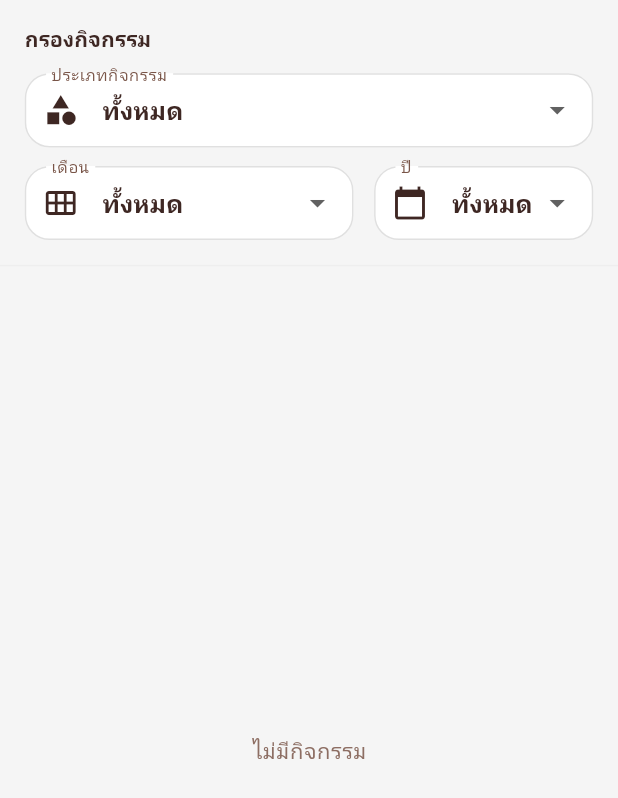
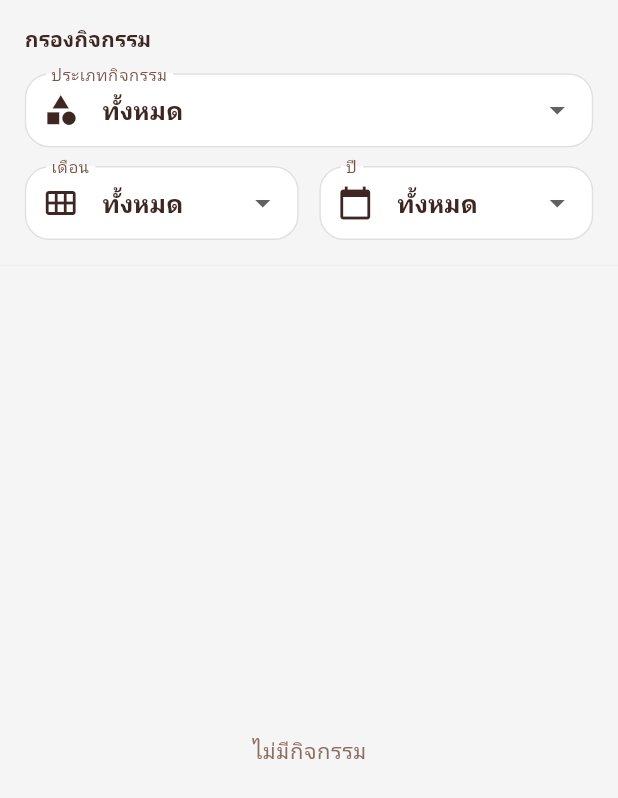
Before and after one commit to pawarit-ming/thai-cattle-passport, a Flutter app: the ActivityTab widget shown alone on an empty page, opened directly with empty values, on a phone screen of 412 x 824 dp. Shown: the top 798 px of the screen. Run offline on Flutter 3.47's test engine with Material 3 defaults, Android fonts, the light colour scheme and no system bars; our stand-ins replace camera, flutter_riverpod, flutter_screenutil, geolocator, go_router, google_fonts and 6 more; missing offline and left inert: mobile_scanner; accounts and stored records are empty; Roboto replaces fonts that are missing (Prompt).

Commit message:
Show farm province in location; add VIEW intent
Build a combined location string for market items using farm_name and province (falls back to origin or a default Thai label) and use it for MarketItem.location. Include province in the farms query to fetch that data. Tweak month/year dropdown layout by reducing their flex values to prevent overflow. Also add an AndroidManifest VIEW intent for https and fix the PROCESS_TEXT intent block formatting.

```diff
--- a/lib/ui/screens/cow_detail/tabs/activity/activity_tab.dart
+++ b/lib/ui/screens/cow_detail/tabs/activity/activity_tab.dart
@@ -130,7 +130,7 @@ class _ActivityTabState extends ConsumerState<ActivityTab> {
             children: [
               // Month Dropdown
               Expanded(
-                flex: 3,
+                flex: 1,
                 child: DropdownButtonFormField<int>(
                   isExpanded:
                       true, // Fix overflow by allowing text to truncate/wrap if needed
@@ -166,7 +166,7 @@ class _ActivityTabState extends ConsumerState<ActivityTab> {
               SizedBox(width: 12.w),
               // Year Dropdown
               Expanded(
-                flex: 2,
+                flex: 1,
                 child: DropdownButtonFormField<int>(
                   isExpanded: true,
                   initialValue: _selectedYear,
```
Also changed, not shown: lib/ui/screens/buy_screen.dart (+12 -5 lines), 1 other file.
